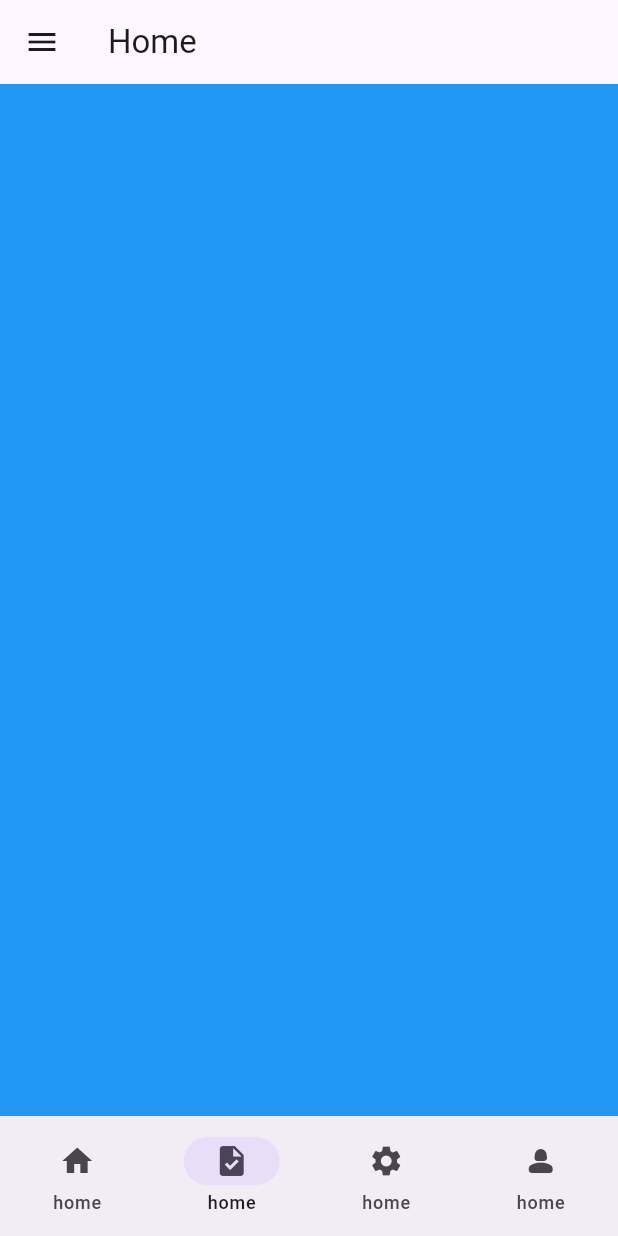
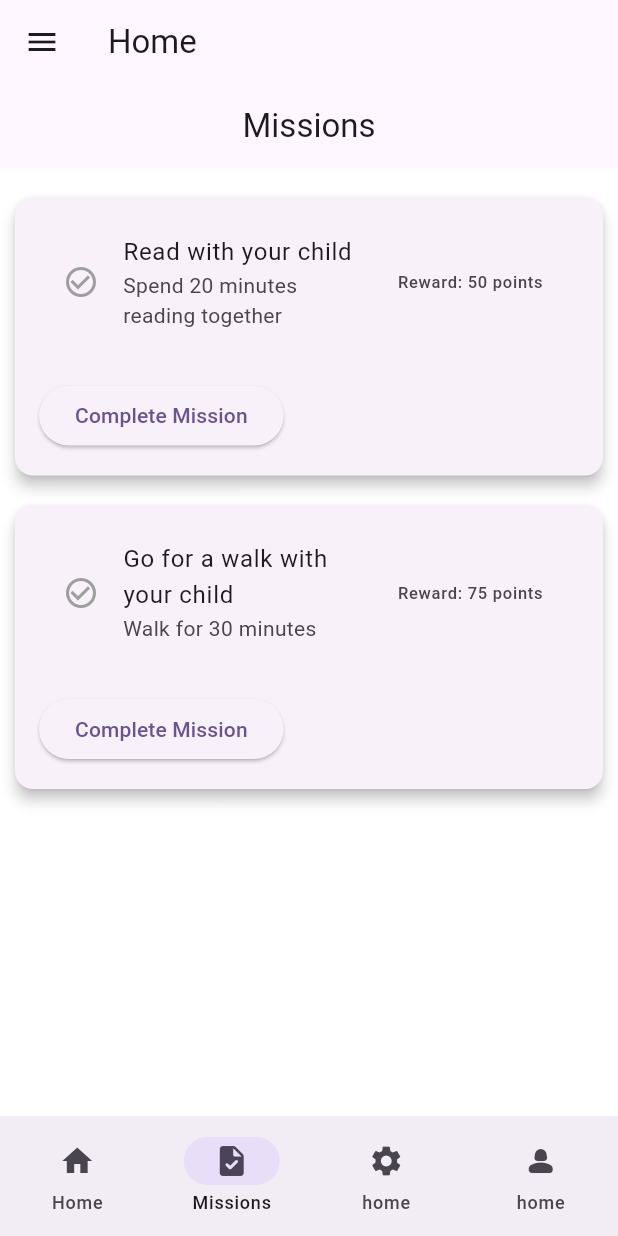
Before and after one commit to Hirooo17/go_parent, a Flutter app: the screen it shows after launch, item 2 of the bottom bar chosen, on a phone screen of 412 x 824 dp. Run offline on Flutter 3.47's test engine with Material 3 defaults, Android fonts, the light colour scheme and no system bars; our stand-ins replace cloud_firestore, firebase_auth, firebase_core, get; accounts and stored records are empty.

Commit message:
mission screen ui

```diff
--- a/lib/Screen/home_screen.dart
+++ b/lib/Screen/home_screen.dart
@@ -1,9 +1,9 @@
 import 'package:flutter/material.dart';
 import 'package:get/get.dart';
+import 'package:go_parent/Screen/mission_screen.dart';
 
 import 'package:go_parent/Screen/profile_screen.dart';
 import 'package:go_parent/Widgets/side_menu.dart';
-
 
 class Homescreen extends StatefulWidget {
   static String id = 'home_screen';
@@ -15,8 +15,6 @@ class Homescreen extends StatefulWidget {
 }
 
 class _HomescreenState extends State<Homescreen> {
-
-
   @override
   Widget build(BuildContext context) {
     final cont = Get.put(NavigationController());
@@ -30,21 +28,26 @@ class _HomescreenState extends State<Homescreen> {
             selectedIndex: cont.selectedIndex.value,
             onDestinationSelected: (index) => cont.selectedIndex.value = index,
             destinations: [
-              NavigationDestination(icon: Icon(Icons.home), label: "home"),
-              NavigationDestination(icon: Icon(Icons.task), label: "home"),
+              NavigationDestination(icon: Icon(Icons.home), label: "Home"),
+              NavigationDestination(icon: Icon(Icons.task_rounded), label: "Missions"),
               NavigationDestination(icon: Icon(Icons.settings), label: "home"),
               NavigationDestination(
                   icon: Icon(Icons.person_2_rounded), label: "home"),
             ]),
       ),
 
-      // appbar
+      // appbar+
       appBar: AppBar(title: Text("Home")),
       //Drawer
       drawer: SideMenu(),
 
       //obx
-      body: Obx(() => cont.screens[cont.selectedIndex.value]),
+       body: Obx(() {
+        return IndexedStack(
+          index: cont.selectedIndex.value, // Maintain the selected index
+          children: cont.screens, // The screens to display
+        );
+      }),
     );
   }
 }
@@ -55,9 +58,7 @@ class NavigationController extends GetxController {
 
   final screens = [
     const Logout(),
-    Container(
-      color: Colors.blue,
-    ),
+     MissionScreen(),
     Container(
       color: Colors.yellow,
     ),
--- /dev/null
+++ b/lib/Screen/mission_screen.dart
@@ -0,0 +1,119 @@
+import 'package:flutter/material.dart';
+
+class MissionScreen extends StatefulWidget {
+  const MissionScreen({super.key});
+
+  @override
+  State<MissionScreen> createState() => _MissionScreenState();
+}
+
+class _MissionScreenState extends State<MissionScreen> {
+  final List<bool> _isMissionCompleted = [false, false];
+  final List<bool> _isMissionCompleted2 = [false, false];
+  double progress = 0;
+
+  @override
+  Widget build(BuildContext context) {
+    return Scaffold(
+      backgroundColor: Colors.white,
+      appBar: AppBar(
+        title: Center(child: Text("Missions")),
+      ),
+      body: ListView(
+        padding: EdgeInsets.all(10),
+        children: [
+          // First mission
+          Card(
+            elevation: 4,
+            margin: EdgeInsets.symmetric(vertical: 10),
+            child: Padding(
+              padding: const EdgeInsets.all(16.0),
+              child: Column(
+                crossAxisAlignment: CrossAxisAlignment.start,
+                children: [
+                  ListTile(
+                    leading: Icon(
+                      _isMissionCompleted[0]
+                          ? Icons.check_circle
+                          : Icons.check_circle_outline,
+                      color:
+                          _isMissionCompleted[0] ? Colors.green : Colors.grey,
+                    ),
+                    title: Text('Read with your child'),
+                    subtitle: Text('Spend 20 minutes reading together'),
+                    trailing: Text('Reward: 50 points'),
+                  ),
+                  SizedBox(height: 10),
+                  Column(
+                    crossAxisAlignment: CrossAxisAlignment.start,
+                    children: [
+                      //Text('Mission Progress:$progress' ),
+                      SizedBox(height: 5),
+                      // LinearProgressIndicator(value: progress),
+                    ],
+                  ),
+                  SizedBox(height: 10),
+                  ElevatedButton(
+                    onPressed: () {
+                      setState(() {
+                        _isMissionCompleted[0] = !_isMissionCompleted[0];
+                      });
+                    },
+                    child: Text('Complete Mission'),
+                  ),
+                ],
+              ),
+            ),
+          ),
+
+          // Second mission
+          Card(
+            elevation: 4,
+            margin: EdgeInsets.symmetric(vertical: 10),
+            child: Padding(
+              padding: const EdgeInsets.all(16.0),
+              child: Column(
+                crossAxisAlignment: CrossAxisAlignment.start,
+                children: [
+                  ListTile(
+                    leading: Icon(
+                      _isMissionCompleted2[0]
+                          ? Icons.check_circle
+                          : Icons.check_circle_outline,
+                      color:
+                          _isMissionCompleted2[0] ? Colors.green : Colors.grey,
+                    ),
+                    title: Text('Go for a walk with your child'),
+                    subtitle: Text('Walk for 30 minutes'),
+                    trailing: Text('Reward: 75 points'),
+                  ),
+                  SizedBox(height: 10),
+                  Column(
+                    crossAxisAlignment: CrossAxisAlignment.start,
+                    children: [
+                      // Text('Mission Progress: 20%'),
+                      SizedBox(height: 5),
+
+                      // LinearProgressIndicator(value: 0.2),
+                    ],
+                  ),
+                  SizedBox(height: 10),
+                  ElevatedButton(
+                    onPressed: () {
+                      setState(() {
+                        _isMissionCompleted2[0] = !_isMissionCompleted2[0];
+                      });
+                    },
+                    child: Text('Complete Mission'),
+                  ),
+                ],
+              ),
+            ),
+          ),
+
+          // Add more missions in the same format if needed
+        ],
+      ),
+    );
+  }
+}
--- a/lib/Widgets/side_menu.dart
+++ b/lib/Widgets/side_menu.dart
@@ -42,6 +42,8 @@ class SideMenu extends StatelessWidget {
                 );
               },
             ),
+            Spacer(),
+            Divider(),
             ListTile(
               leading: Icon(Icons.logout),
               title: Text("Logout"),
--- a/lib/main.dart
+++ b/lib/main.dart
@@ -5,17 +5,16 @@ import 'package:flutter/material.dart';
 import 'package:flutter/services.dart';
 
 import 'package:firebase_core/firebase_core.dart';
-
 import 'package:go_parent/LoginPage/login_screen.dart';
 import 'package:go_parent/LoginPage/signup_screen.dart';
 import 'package:go_parent/Screen/home_screen.dart';
 import 'package:go_parent/Screen/profile_screen.dart';
 import 'package:go_parent/Widgets/side_menu.dart';
-
 import 'firebase_options.dart';
 
 void main() async {
-  SystemChrome.setSystemUIOverlayStyle(SystemUiOverlayStyle(statusBarColor: Colors.lightBlue));
+  SystemChrome.setSystemUIOverlayStyle(
+      SystemUiOverlayStyle(statusBarColor: Colors.lightBlue));
   WidgetsFlutterBinding.ensureInitialized();
   await Firebase.initializeApp(
     options: DefaultFirebaseOptions.currentPlatform,
@@ -30,7 +29,7 @@ class MyApp extends StatelessWidget {
   Widget build(BuildContext context) {
     return MaterialApp(
         debugShowCheckedModeBanner: false,
-        title: 'Flutter Demo',
+        title: 'GO PARENT',
         theme: ThemeData(
           colorScheme: ColorScheme.fromSeed(seedColor: Colors.deepPurple),
           useMaterial3: true,
```
